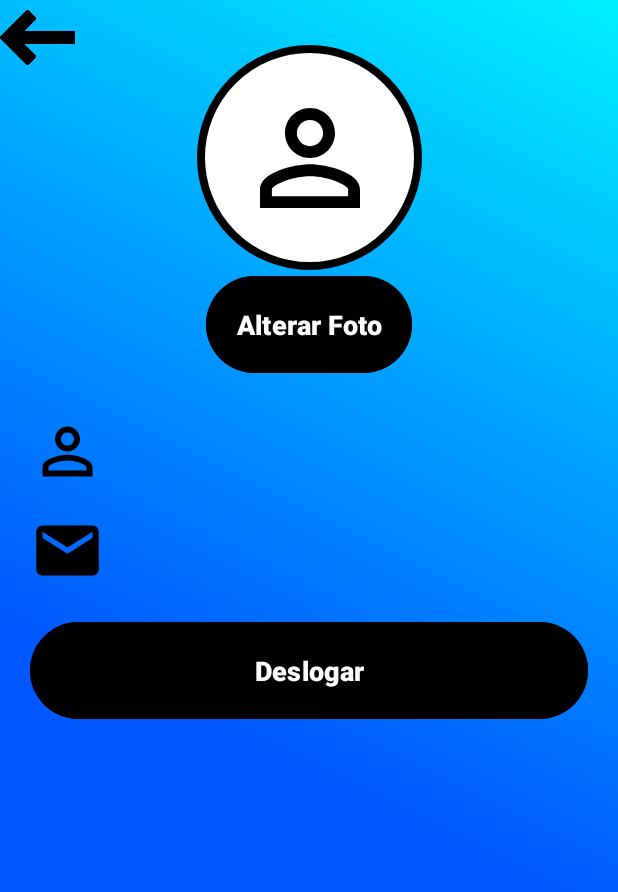
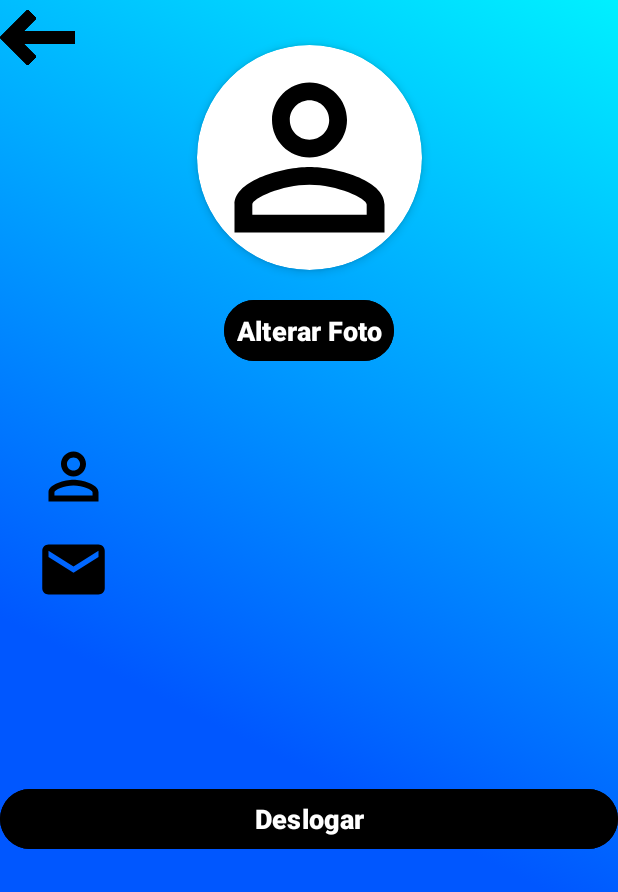
Before and after one commit to SANDIEGOVIEIRA/Music, an Android app: the TelaPrincipal screen opened directly, with no data from a screen before it, on a phone screen of 412 x 824 dp. Shown: the top 892 px of the screen. Run offline under Robolectric (Android 15) with nearby library versions, the phone set to English and light mode, and no system bars; our stand-ins replace CircleImageView, Firebase (no records; nobody signed in at launch, a user with empty details on screens opened directly).

Commit message:
UI impl desing

```diff
--- a/app/src/main/res/layout/activity_tela_principal.xml
+++ b/app/src/main/res/layout/activity_tela_principal.xml
@@ -6,8 +6,8 @@
     android:layout_height="match_parent"
     android:background="@drawable/fundo_degrade"
     tools:context=".TelaPrincipal"
-    tools:layout_editor_absoluteX="0dp"
-    tools:layout_editor_absoluteY="78dp">
+    tools:layout_editor_absoluteX="7dp"
+    tools:layout_editor_absoluteY="50dp">
 
     <ImageView
         android:id="@+id/imgVolta"
@@ -18,33 +18,34 @@
         app:layout_constraintStart_toStartOf="parent"
         app:layout_constraintTop_toTopOf="parent" />
 
-    <View
+    <!-- Utilizar um CardView para envolver o container do usuário -->
+    <androidx.cardview.widget.CardView
         android:id="@+id/containerUser"
         android:layout_width="150dp"
         android:layout_height="150dp"
         android:layout_marginTop="30dp"
-        android:background="@drawable/container_user"
+        app:cardBackgroundColor="@color/white"
+        app:cardCornerRadius="75dp"
+        app:cardElevation="4dp"
         app:layout_constraintEnd_toEndOf="parent"
         app:layout_constraintStart_toStartOf="parent"
-        app:layout_constraintTop_toTopOf="parent" />
+        app:layout_constraintTop_toTopOf="parent">
 
-    <de.hdodenhof.circleimageview.CircleImageView
-        android:id="@+id/imgPerfil"
-        android:layout_width="100dp"
-        android:layout_height="100dp"
-        app:layout_constraintBottom_toBottomOf="@id/containerUser"
-        app:layout_constraintEnd_toEndOf="@id/containerUser"
-        app:layout_constraintStart_toStartOf="@id/containerUser"
-        app:layout_constraintTop_toTopOf="@id/containerUser"
-        app:srcCompat="@drawable/ic_user" />
+        <!-- CircularImageView é uma alternativa a CircleImageView para um ImageView circular -->
+        <de.hdodenhof.circleimageview.CircleImageView
+            android:id="@+id/imgPerfil"
+            android:layout_width="match_parent"
+            android:layout_height="match_parent"
+            app:srcCompat="@drawable/ic_user" />
+    </androidx.cardview.widget.CardView>
 
-    <!-- Botão para Alterar Foto -->
     <Button
         android:id="@+id/bt_alterarFoto"
         android:layout_width="wrap_content"
         android:layout_height="wrap_content"
+        android:layout_marginTop="16dp"
         android:backgroundTint="@color/black"
-        android:padding="20dp"
+        android:padding="8dp"
         android:text="Alterar Foto"
         android:textAllCaps="false"
         android:textColor="@color/white"
@@ -58,62 +59,66 @@
         android:id="@+id/iconeUser"
         android:layout_width="50dp"
         android:layout_height="50dp"
-        android:layout_marginStart="20dp"
-        android:layout_marginTop="96dp"
+        android:layout_marginStart="24dp"
+        android:layout_marginTop="48dp"
         android:src="@drawable/ic_user"
         app:layout_constraintStart_toStartOf="parent"
-        app:layout_constraintTop_toBottomOf="@id/containerUser" />
+        app:layout_constraintTop_toBottomOf="@id/bt_alterarFoto" />
 
     <TextView
         android:id="@+id/textNomeUsuario"
-        android:layout_width="wrap_content"
+        android:layout_width="0dp"
         android:layout_height="wrap_content"
-        android:layout_marginStart="20dp"
-        android:layout_marginTop="116dp"
         android:text=""
         android:textColor="@color/black"
         android:textSize="20sp"
         android:textStyle="bold"
+        app:layout_constraintBottom_toTopOf="@id/iconeEmail"
+        app:layout_constraintEnd_toEndOf="parent"
+        app:layout_constraintHorizontal_bias="0.0"
         app:layout_constraintStart_toEndOf="@id/iconeUser"
-        app:layout_constraintTop_toBottomOf="@id/containerUser" />
+        app:layout_constraintTop_toTopOf="@id/iconeUser"
+        app:layout_constraintVertical_bias="0.4" />
 
     <ImageView
         android:id="@+id/iconeEmail"
         android:layout_width="50dp"
         android:layout_height="50dp"
-        android:layout_marginStart="20dp"
-        android:layout_marginTop="16dp"
+        android:layout_marginStart="24dp"
+        android:layout_marginTop="12dp"
         android:src="@drawable/ic_email"
         app:layout_constraintStart_toStartOf="parent"
         app:layout_constraintTop_toBottomOf="@id/iconeUser" />
 
     <TextView
         android:id="@+id/textEmailUsuario"
-        android:layout_width="wrap_content"
+        android:layout_width="0dp"
         android:layout_height="wrap_content"
-        android:layout_marginStart="20dp"
-        android:layout_marginTop="40dp"
+        android:layout_marginTop="16dp"
         android:text=""
         android:textColor="@color/black"
         android:textSize="20sp"
         android:textStyle="bold"
+        app:layout_constraintEnd_toEndOf="parent"
+        app:layout_constraintHorizontal_bias="0.0"
         app:layout_constraintStart_toEndOf="@id/iconeEmail"
-        app:layout_constraintTop_toBottomOf="@id/textNomeUsuario" />
+        app:layout_constraintTop_toBottomOf="@id/bt_deslogar"
+        app:layout_constraintTop_toTopOf="@id/iconeEmail" />
 
     <Button
         android:id="@+id/bt_deslogar"
         android:layout_width="match_parent"
         android:layout_height="wrap_content"
-        android:layout_margin="20dp"
+        android:layout_marginTop="124dp"
         android:backgroundTint="@color/black"
-        android:padding="20dp"
         android:text="Deslogar"
         android:textAllCaps="false"
         android:textColor="@color/white"
         android:textSize="18sp"
         android:textStyle="bold"
-        tools:layout_editor_absoluteX="20dp"
-        tools:layout_editor_absoluteY="460dp"
-        app:layout_constraintTop_toBottomOf="@id/textEmailUsuario"/>
+        app:layout_constraintEnd_toEndOf="parent"
+        app:layout_constraintHorizontal_bias="0.0"
+        app:layout_constraintStart_toStartOf="parent"
+        app:layout_constraintTop_toBottomOf="@id/textEmailUsuario" />
 
 </androidx.constraintlayout.widget.ConstraintLayout>
```
Also changed, not shown: app/src/main/res/layout/activity_main.xml (+29 -25 lines).
